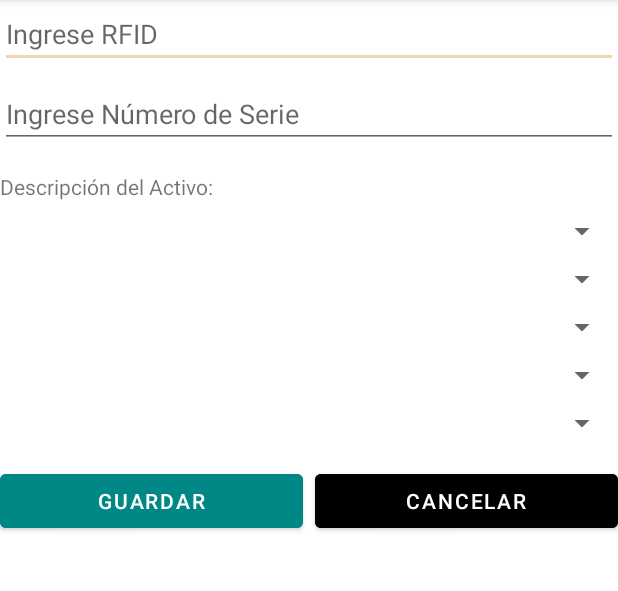
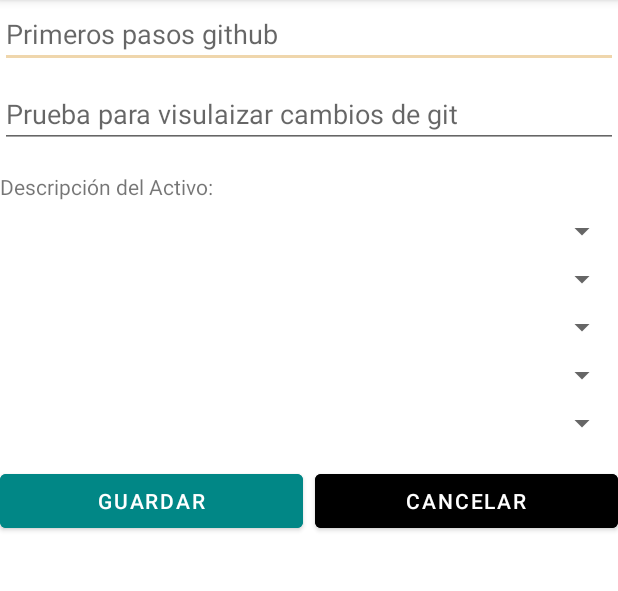
Before and after one commit to mhernandez-sys/App_ActCirculantes, an Android app: the fragment HomeFragment shown on its own in the app's theme, on a phone screen of 412 x 824 dp, the part 84-675 px from its top. Run offline under Robolectric (Android 15) with nearby library versions, the phone set to English and light mode, and no system bars; 2 statements that could not run were skipped.

Commit message:
Tercer commit (Se cambiaron los primeros dos edit text de home) [18/07/2024-10:32]

```diff
--- a/app/src/main/res/layout/fragment_home.xml
+++ b/app/src/main/res/layout/fragment_home.xml
@@ -11,7 +11,7 @@
         android:id="@+id/et_rfid"
         android:layout_width="0dp"
         android:layout_height="wrap_content"
-        android:hint="Ingrese RFID"
+        android:hint="Primeros pasos github"
         android:focusable="true"
         android:focusableInTouchMode="true"
         android:inputType="text"
@@ -23,7 +23,7 @@
         android:id="@+id/et_num_serie"
         android:layout_width="0dp"
         android:layout_height="wrap_content"
-        android:hint="Ingrese Número de Serie"
+        android:hint="Prueba para visulaizar cambios de git "
         android:inputType="text"
         app:layout_constraintTop_toBottomOf="@id/et_rfid"
         app:layout_constraintStart_toStartOf="parent"
```
